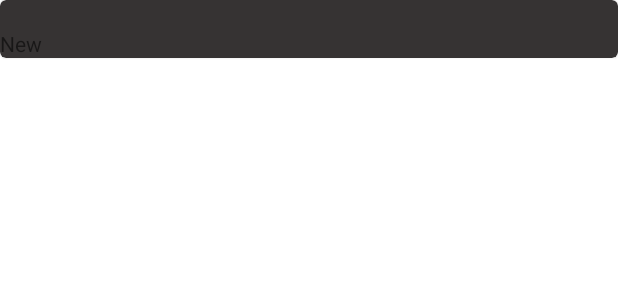
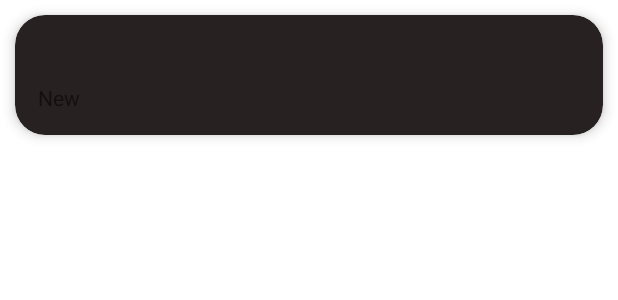
Before and after one commit to cerver1/Kotlin-Media-Player, an Android app: the layout recycler_recorded_audio.xml on its own in the app's theme, with its tools: preview values and no code run, on a phone screen of 412 x 824 dp. Shown: the top 300 px of the screen. Run offline under Robolectric (Android 15) with nearby library versions, the phone set to English and light mode, and no system bars.

Commit message:
09/16/2020 : 2:26 pm : UI clean up

```diff
--- a/app/src/main/res/layout/fragment_recorded_audio.xml
+++ b/app/src/main/res/layout/fragment_recorded_audio.xml
@@ -22,21 +22,18 @@
             android:layout_margin="20sp"
             app:cardElevation="5dp"
             app:cardCornerRadius="20sp"
+            app:cardBackgroundColor="@color/colorPrimary"
             app:layout_constraintTop_toBottomOf="@+id/recordedAudioToolbar"
             app:layout_constraintBottom_toBottomOf="parent"
             app:layout_constraintStart_toStartOf="parent"
-            app:layout_constraintEnd_toEndOf="parent"
-            android:background="@android:color/transparent">
+            app:layout_constraintEnd_toEndOf="parent">
 
 
             <androidx.recyclerview.widget.RecyclerView
                 android:id="@+id/recordedAudioRecycler"
                 android:layout_width="match_parent"
                 android:layout_height="match_parent"
-                android:padding="20dp">
-
-
-            </androidx.recyclerview.widget.RecyclerView>
+                android:padding="20dp"/>
 
 
         </com.google.android.material.card.MaterialCardView>
--- a/app/src/main/res/layout/recycler_recorded_audio.xml
+++ b/app/src/main/res/layout/recycler_recorded_audio.xml
@@ -1,24 +1,31 @@
 <?xml version="1.0" encoding="utf-8"?>
-<com.google.android.material.card.MaterialCardView xmlns:android="http://schemas.android.com/apk/res/android"
+<com.google.android.material.card.MaterialCardView
+    xmlns:android="http://schemas.android.com/apk/res/android"
+    xmlns:app="http://schemas.android.com/apk/res-auto"
     android:layout_width="match_parent"
     android:layout_height="wrap_content"
-    xmlns:app="http://schemas.android.com/apk/res-auto"
-    app:cardBackgroundColor="@color/colorPrimary">
+    app:cardBackgroundColor="@color/colorPrimaryDark"
+    app:cardElevation="5dp"
+    app:cardCornerRadius="20sp"
+    android:layout_margin="10dp">
 
     <LinearLayout
         android:layout_width="match_parent"
         android:layout_height="wrap_content"
-        android:orientation="vertical">
+        android:orientation="vertical"
+        android:layout_margin="10dp">
 
         <TextView
             android:id="@+id/recyclerAudioFileName"
             android:layout_width="wrap_content"
-            android:layout_height="wrap_content"/>
+            android:layout_height="wrap_content"
+            android:padding="5dp"/>
 
         <TextView
             android:layout_width="wrap_content"
             android:layout_height="wrap_content"
-            android:text = "New"/>
+            android:text = "New"
+            android:padding="5dp"/>
 
     </LinearLayout>
 
```
